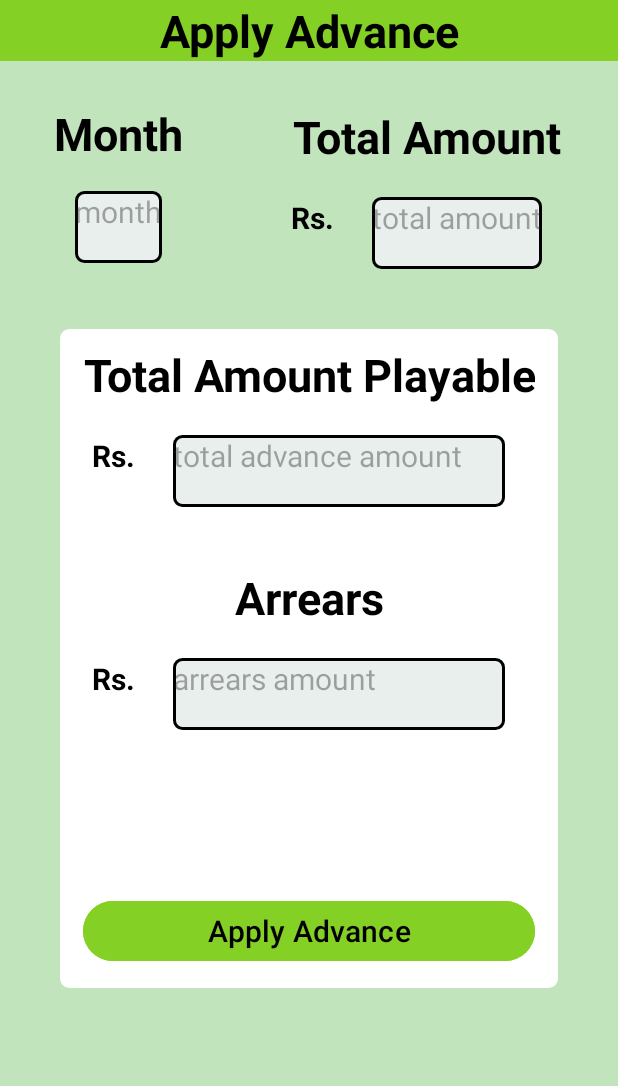
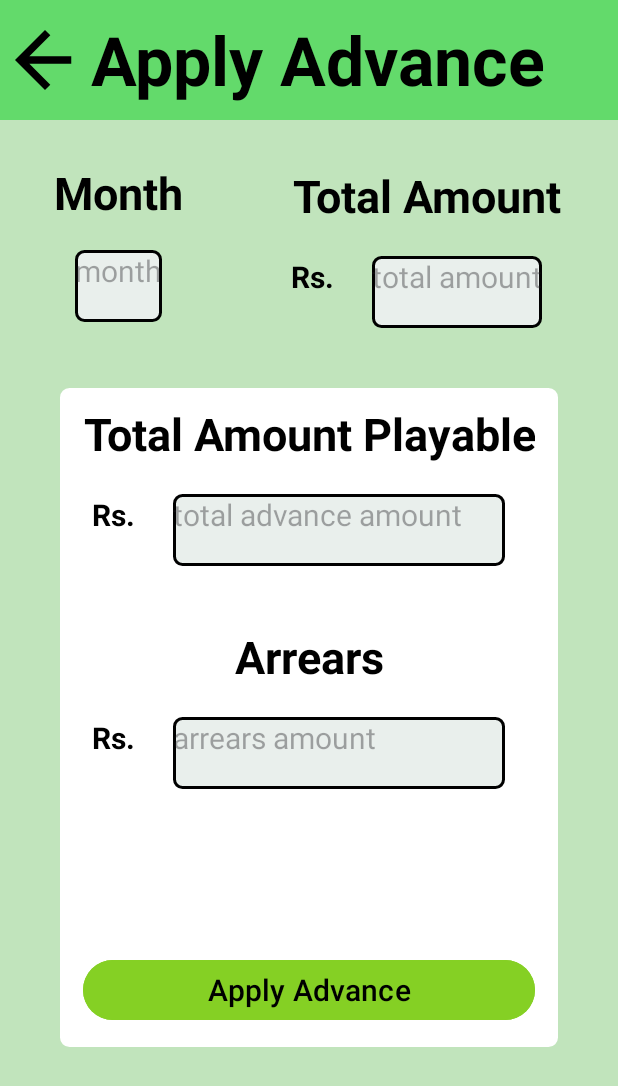
Before and after one commit to nethsaraPrabash/Evergreen, an Android app: the screen it shows after launch (Apply_AdvanceMain), on a phone screen of 412 x 824 dp. Shown: the top 1086 px of the screen. Run offline under Robolectric (Android 15) with nearby library versions, the phone set to English and light mode, and no system bars.

Commit message:
change advance UI

```diff
--- /dev/null
+++ b/app/src/main/res/drawable/ic_back_btn.xml
@@ -0,0 +1,9 @@
+<vector xmlns:android="http://schemas.android.com/apk/res/android"
+    android:width="24dp"
+    android:height="24dp"
+    android:viewportWidth="24"
+    android:viewportHeight="24">
+    <path
+        android:pathData="M19,11H7.83l5.59,-5.59L12,4L4,12l8,8l1.41,-1.41L7.83,13H19v-2Z"
+        android:fillColor="@color/black" />
+</vector>
--- a/app/src/main/res/layout/activity_apply_advance_main.xml
+++ b/app/src/main/res/layout/activity_apply_advance_main.xml
@@ -10,16 +10,33 @@
     tools:context=".Apply_AdvanceMain">
 
 
+    <LinearLayout
+        android:layout_width="match_parent"
+        android:layout_height="80dp"
+        android:background="@color/secondaryColor"
+        android:orientation="horizontal">
+
+        <ImageView
+            android:layout_width="60dp"
+            android:layout_height="80dp"
+            android:src="@drawable/ic_back_btn"
+            android:id="@+id/applyAdvanceBack"
+            />
         <TextView
-            android:layout_width="match_parent"
+            android:layout_width="wrap_content"
             android:layout_height="wrap_content"
             android:text="Apply Advance"
             android:textColor="@color/black"
-            android:textSize="30dp"
+            android:textSize="45dp"
+            android:gravity="center"
             android:textStyle="bold"
-            android:gravity="center"
-            android:background="@color/btnColor"
+            android:fontFamily="sans-serif"
+            android:layout_gravity="center"
             />
+
+
+
+    </LinearLayout>
 
 
 
```
